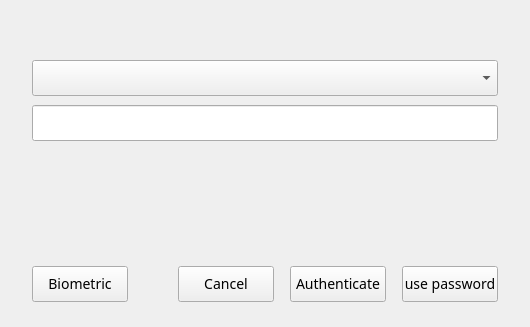
Old version of the form polkit-agent/src/mainwindow.ui in the repository ukui/ukui-biometric-auth.
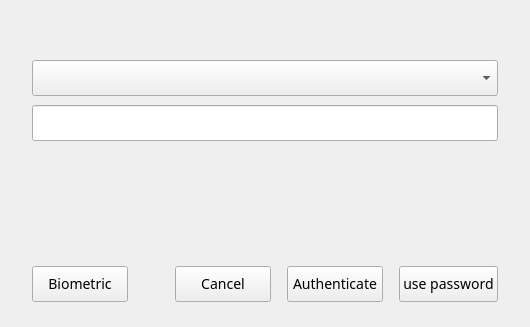
New version of the form.

Commit message: 人脸识别失败无重试按钮

Patch:
```diff
--- a/polkit-agent/src/mainwindow.ui
+++ b/polkit-agent/src/mainwindow.ui
@@ -334,7 +334,7 @@
        </property>
        <property name="maximumSize">
         <size>
-         <width>96</width>
+         <width>115</width>
          <height>36</height>
         </size>
        </property>
```
Left out of the diff: 2 changed lines with no effect on the pictures. The commit also changes 1 other file.
